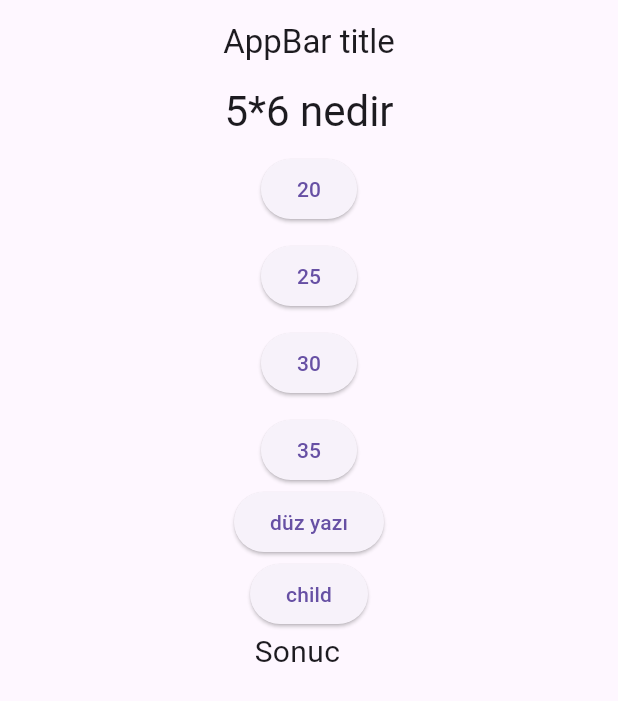
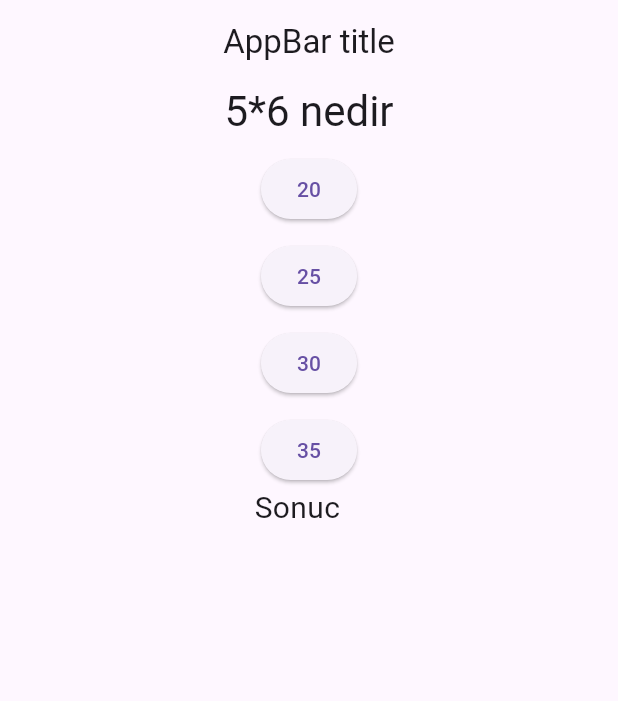
Before and after one commit to ramazanorhanor/mobilProje, a Flutter app: the screen it shows after launch, on a phone screen of 412 x 824 dp. Shown: the top 701 px of the screen. Run offline on Flutter 3.47's test engine with Material 3 defaults, Android fonts, the phone set to English and light mode, and no system bars.

Commit message:
gereksiz kodlar silindi

```diff
--- a/lib/main.dart
+++ b/lib/main.dart
@@ -86,12 +86,6 @@ class _MyAppState extends State<MyApp> {
               //child: Text('1921'),
               child: Text(benimTestim.d_sikkini_yaz()),
             ),
-            ElevatedButton(
-              onPressed: () {},
-              //child: Text('1921'),
-              child: Text("düz yazı"),
-            ),
-            ElevatedButton(onPressed: () {}, child: Text("child")),
             Text(
               "Sonuc   ",
               style: TextStyle(fontSize: 20),
```
